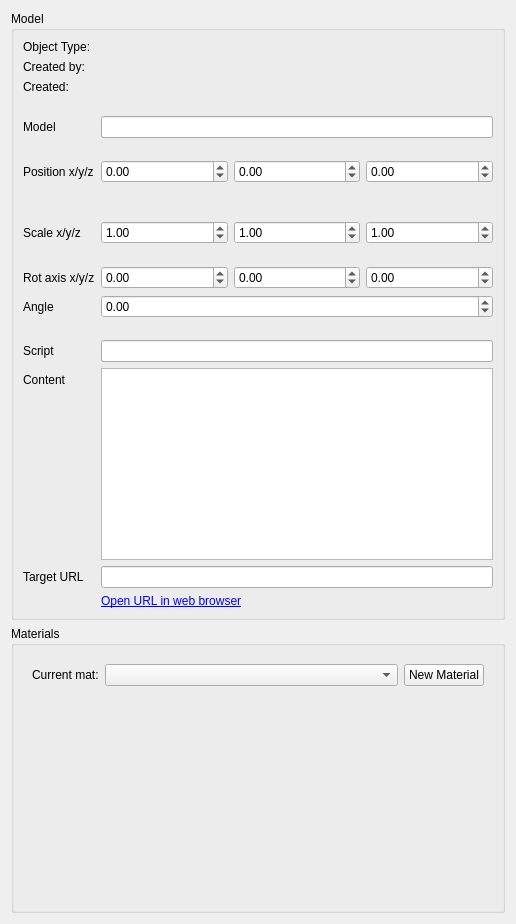
shipilovden/substrata-metasiberia, file gui_client/ObjectEditor.ui: the form before one commit.
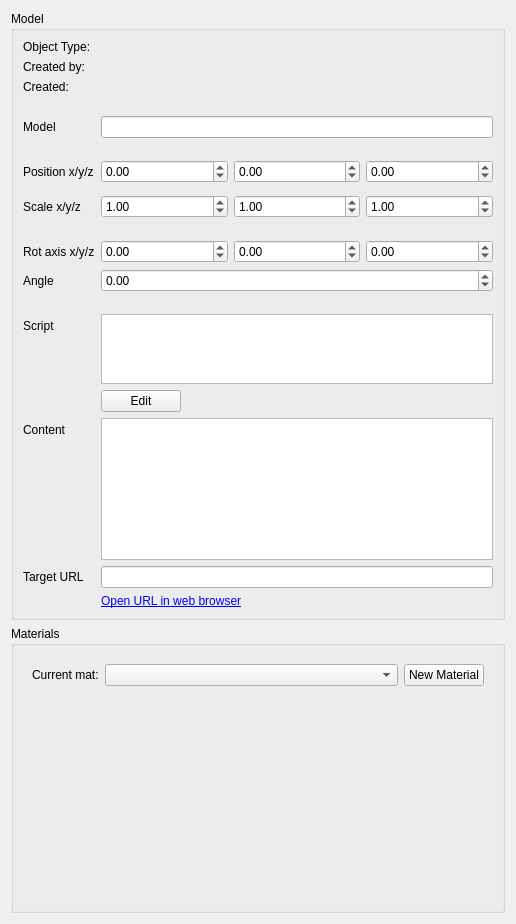
The form after the commit. Custom widgets are drawn as their Qt base class.

Commit message: Added ShaderEditorDialog. Storing script string directly in object instead of storing script_url.

Diff of the .ui file:
```diff
--- a/gui_client/ObjectEditor.ui
+++ b/gui_client/ObjectEditor.ui
@@ -350,9 +350,6 @@
         </property>
        </widget>
       </item>
-      <item row="13" column="1">
-       <widget class="FileSelectWidget" name="scriptFileSelectWidget"/>
-      </item>
       <item row="15" column="0">
        <widget class="QLabel" name="label_12">
         <property name="text">
@@ -414,6 +411,59 @@
         </property>
        </widget>
       </item>
+      <item row="13" column="1">
+       <widget class="QWidget" name="widget_5" native="true">
+        <layout class="QVBoxLayout" name="verticalLayout_2">
+         <property name="spacing">
+          <number>6</number>
+         </property>
+         <property name="leftMargin">
+          <number>0</number>
+         </property>
+         <property name="topMargin">
+          <number>0</number>
+         </property>
+         <property name="rightMargin">
+          <number>0</number>
+         </property>
+         <property name="bottomMargin">
+          <number>0</number>
+         </property>
+         <item>
+          <widget class="QPlainTextEdit" name="scriptTextEdit">
+           <property name="maximumSize">
+            <size>
+             <width>16777215</width>
+             <height>100</height>
+            </size>
+           </property>
+           <property name="lineWrapMode">
+            <enum>QPlainTextEdit::NoWrap</enum>
+           </property>
+          </widget>
+         </item>
+         <item>
+          <widget class="QPushButton" name="editScriptPushButton">
+           <property name="minimumSize">
+            <size>
+             <width>0</width>
+             <height>0</height>
+            </size>
+           </property>
+           <property name="maximumSize">
+            <size>
+             <width>80</width>
+             <height>16777215</height>
+            </size>
+           </property>
+           <property name="text">
+            <string>Edit</string>
+           </property>
+          </widget>
+         </item>
+        </layout>
+       </widget>
+      </item>
      </layout>
     </widget>
    </item>
```
The commit also changes 11 other files.
